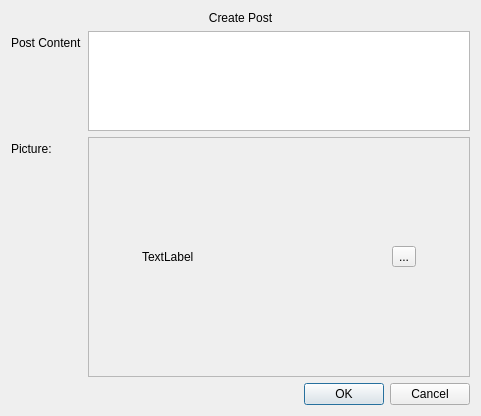
The window that Components/Dialogs/createpostdialog.ui (saeedsamimi/InLink) describes before a commit, drawn with Qt 5.
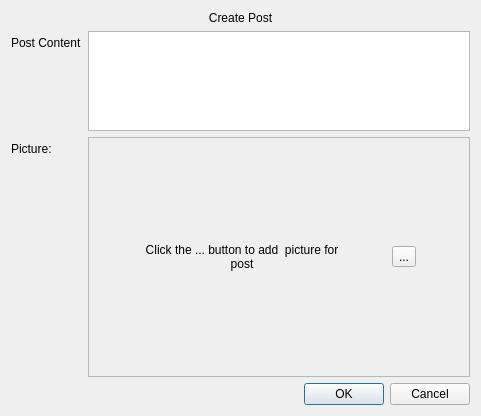
The same window after the commit.

The edit to the form file:
```diff
--- a/Components/Dialogs/createpostdialog.ui
+++ b/Components/Dialogs/createpostdialog.ui
@@ -94,7 +94,13 @@
          </size>
         </property>
         <property name="text">
-         <string>TextLabel</string>
+         <string>Click the ... button to add  picture for post</string>
+        </property>
+        <property name="alignment">
+         <set>Qt::AlignCenter</set>
+        </property>
+        <property name="wordWrap">
+         <bool>true</bool>
         </property>
        </widget>
       </item>
```
